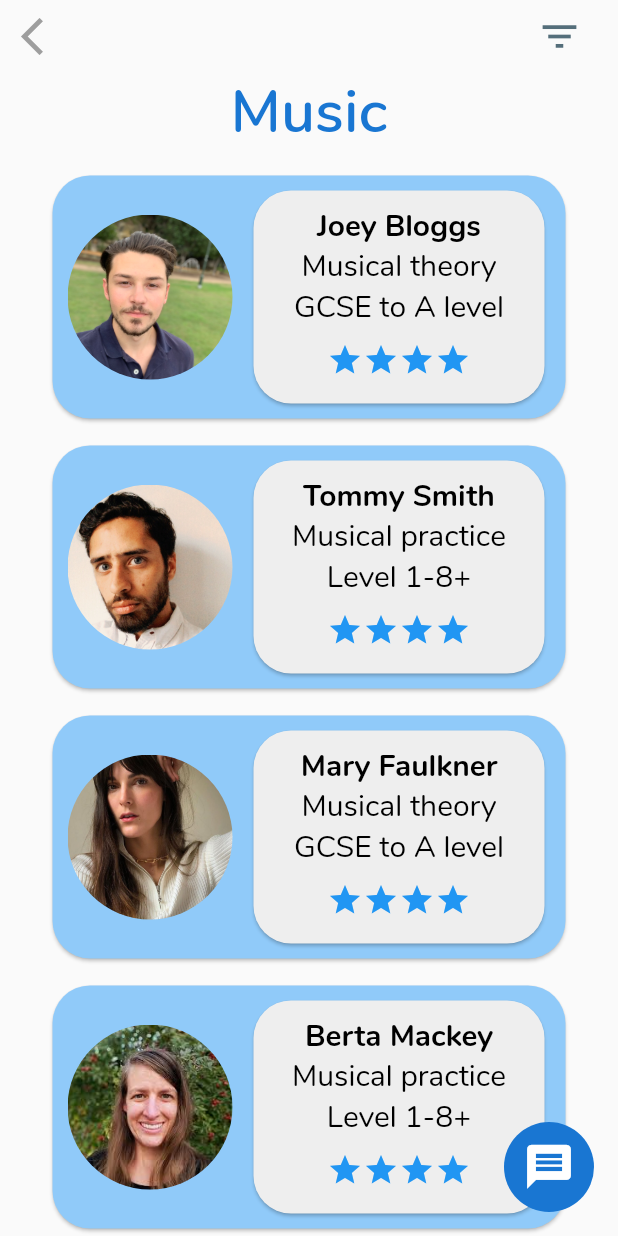
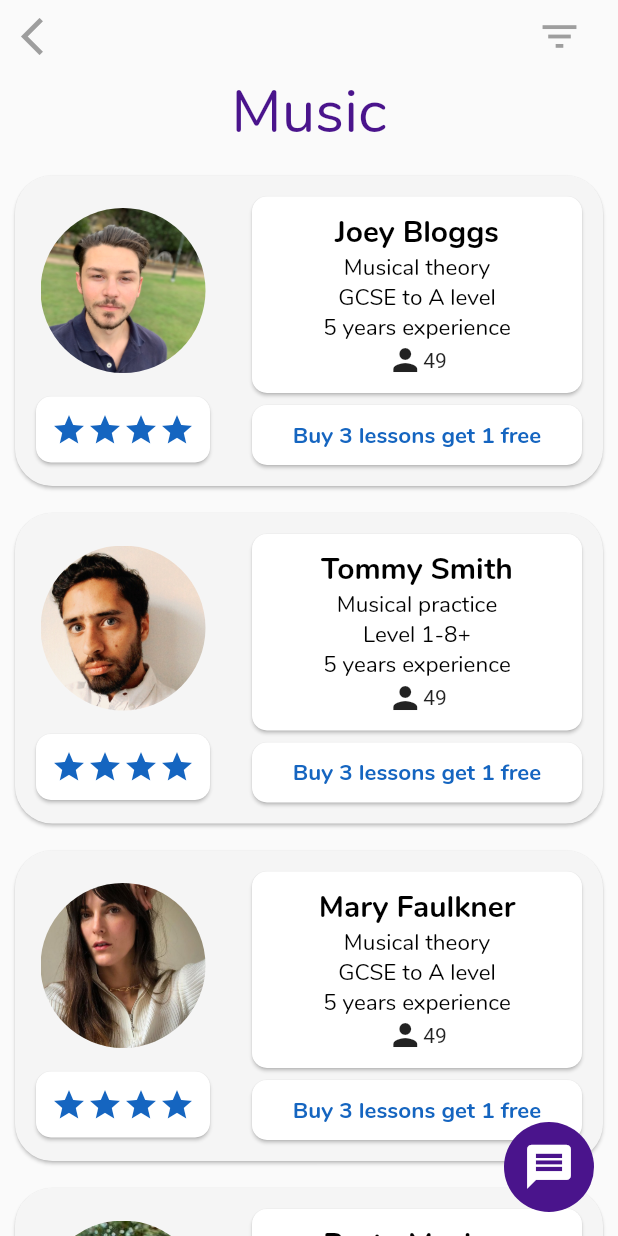
Before and after one commit to aj2109/Pocket-Pro, a Flutter app: the MyHomePage screen opened directly, after a tap on "Maths", on a phone screen of 412 x 824 dp. Run offline on Flutter 3.47's test engine with Material 2 defaults, Android fonts, the phone set to English and light mode, and no system bars.

Commit message:
UI improvements

```diff
--- a/pocket_pro/lib/category_widget.dart
+++ b/pocket_pro/lib/category_widget.dart
@@ -14,9 +14,6 @@ class CategoryWidget extends StatefulWidget {
 }
 
 class _CategoryWidgetState extends State<CategoryWidget> {
-  final _height = 250.0;
-  final _width = 175.0;
-
   @override
   Widget build(BuildContext context) {
     return GestureDetector(
--- a/pocket_pro/lib/home_page.dart
+++ b/pocket_pro/lib/home_page.dart
@@ -53,7 +53,7 @@ class _MyHomePageState extends State<MyHomePage> {
                         TextSpan(
                           text: "Adam!",
                           style: TextStyle(
-                            color: Colors.indigo[900],
+                            color: Colors.purple[900],
                             fontFamily: 'Nunito',
                           ),
                         )
@@ -100,13 +100,13 @@ class _MyHomePageState extends State<MyHomePage> {
                     Column(
                       children: <Widget>[
                         CategoryWidget(
-                          backgroundColor: Colors.orange[200],
+                          backgroundColor: Colors.blue[200],
                           image: AssetImage('images/avatar4.png'),
                           text: 'Maths',
                         ),
                         SizedBox(height: 10),
                         CategoryWidget(
-                          backgroundColor: Colors.teal[200],
+                          backgroundColor: Colors.blue[400],
                           image: AssetImage('images/avatar3.png'),
                           text: 'Languages',
                         )
@@ -115,13 +115,13 @@ class _MyHomePageState extends State<MyHomePage> {
                     Column(
                       children: <Widget>[
                         CategoryWidget(
-                          backgroundColor: Colors.indigo[200],
+                          backgroundColor: Colors.blue[200],
                           image: AssetImage('images/avatar2.png'),
                           text: 'Sciences',
                         ),
                         SizedBox(height: 10),
                         CategoryWidget(
-                          backgroundColor: Colors.purple[100],
+                          backgroundColor: Colors.blue[400],
                           image: AssetImage('images/avatar1.png'),
                           text: 'Music',
                         )
@@ -136,13 +136,13 @@ class _MyHomePageState extends State<MyHomePage> {
                     Column(
                       children: <Widget>[
                         CategoryWidget(
-                          backgroundColor: Colors.orange[200],
+                          backgroundColor: Colors.blue[600],
                           image: AssetImage('images/avatar4.png'),
                           text: 'English',
                         ),
                         SizedBox(height: 10),
                         CategoryWidget(
-                          backgroundColor: Colors.teal[200],
+                          backgroundColor: Colors.blue[800],
                           image: AssetImage('images/avatar3.png'),
                           text: 'Comp Sci',
                         )
@@ -151,13 +151,13 @@ class _MyHomePageState extends State<MyHomePage> {
                     Column(
                       children: <Widget>[
                         CategoryWidget(
-                          backgroundColor: Colors.indigo[200],
+                          backgroundColor: Colors.blue[600],
                           image: AssetImage('images/avatar2.png'),
                           text: 'Art',
                         ),
                         SizedBox(height: 10),
                         CategoryWidget(
-                          backgroundColor: Colors.green[100],
+                          backgroundColor: Colors.blue[800],
                           image: AssetImage('images/avatar1.png'),
                           text: 'Gaming',
                         )
--- a/pocket_pro/lib/messaging_button.dart
+++ b/pocket_pro/lib/messaging_button.dart
@@ -12,7 +12,7 @@ class _MessagingButtonState extends State<MessagingButton> {
       width: 60,
       height: 60,
       decoration:
-          BoxDecoration(color: Colors.blue[700], shape: BoxShape.circle),
+          BoxDecoration(color: Colors.purple[900], shape: BoxShape.circle),
       child: IconButton(
         color: Colors.blue[300],
         icon: Icon(Icons.message),
--- a/pocket_pro/lib/search_page.dart
+++ b/pocket_pro/lib/search_page.dart
@@ -1,3 +1,5 @@
+import 'dart:ui';
+
 import 'package:flutter/material.dart';
 import 'package:pocketpro/home_page.dart';
 import 'package:pocketpro/messaging_button.dart';
@@ -9,6 +11,9 @@ class SearchPage extends StatefulWidget {
 }
 
 class _SearchPageState extends State<SearchPage> {
+  bool _backPressed = false;
+  bool _filterPressed = false;
+
   @override
   Widget build(BuildContext context) {
     return Scaffold(
@@ -20,14 +25,20 @@ class _SearchPageState extends State<SearchPage> {
                 Row(
                   mainAxisAlignment: MainAxisAlignment.start,
                   children: <Widget>[
+//                    _filterPressed ?
                     SizedBox(width: 5),
                     IconButton(
-                      onPressed: () => Navigator.push(
-                        context,
-                        MaterialPageRoute(
-                          builder: (context) => MyHomePage(),
-                        ),
-                      ),
+                      onPressed: () {
+                        setState(() {
+                          _backPressed = !_backPressed;
+                        });
+                        Navigator.push(
+                          context,
+                          MaterialPageRoute(
+                            builder: (context) => MyHomePage(),
+                          ),
+                        );
+                      },
                       hoverColor: Colors.blueGrey[600],
                       focusColor: Colors.blueGrey[600],
                       disabledColor: Colors.blueGrey[600],
@@ -35,16 +46,21 @@ class _SearchPageState extends State<SearchPage> {
                       splashColor: Colors.transparent,
                       icon: Icon(Icons.arrow_back_ios),
                       iconSize: 30,
-                      color: Colors.grey[500],
+                      color:
+                          _backPressed ? Colors.purple[900] : Colors.grey[500],
                     ),
                     Spacer(),
                     IconButton(
-                      hoverColor: Colors.blueGrey[600],
-                      focusColor: Colors.blueGrey[600],
-                      disabledColor: Colors.blueGrey[600],
+                      onPressed: () {
+                        setState(() {
+                          _filterPressed = !_filterPressed;
+                        });
+                      },
                       icon: Icon(Icons.filter_list),
                       iconSize: 30,
-                      color: Colors.grey[500],
+                      color: _filterPressed
+                          ? Colors.purple[900]
+                          : Colors.grey[500],
                     ),
                     SizedBox(width: 15),
                   ],
@@ -54,12 +70,12 @@ class _SearchPageState extends State<SearchPage> {
                   style: TextStyle(
                       fontSize: 40,
                       fontFamily: 'Nunito',
-                      fontWeight: FontWeight.w600,
-                      color: Colors.blue[700]),
+                      fontWeight: FontWeight.w500,
+                      color: Colors.purple[900]),
                 ),
                 SizedBox(height: 10),
                 SubCategoryListing(
-                  backgroundColor: Colors.blue[200],
+                  backgroundColor: Colors.white70,
                   image: AssetImage('images/selfie2.jpg'),
                   name: 'Joey Bloggs',
                   text: 'Musical theory',
@@ -69,7 +85,7 @@ class _SearchPageState extends State<SearchPage> {
                 ),
                 SizedBox(height: 10),
                 SubCategoryListing(
-                  backgroundColor: Colors.blue[200],
+                  backgroundColor: Colors.grey[300],
                   image: AssetImage('images/selfie3.jpeg'),
                   name: 'Tommy Smith',
                   text: 'Musical practice',
@@ -79,7 +95,7 @@ class _SearchPageState extends State<SearchPage> {
                 ),
                 SizedBox(height: 10),
                 SubCategoryListing(
-                  backgroundColor: Colors.blue[200],
+                  backgroundColor: Colors.grey[300],
                   image: AssetImage('images/selfie4.jpg'),
                   name: 'Mary Faulkner',
                   text: 'Musical theory',
@@ -89,7 +105,7 @@ class _SearchPageState extends State<SearchPage> {
                 ),
                 SizedBox(height: 10),
                 SubCategoryListing(
-                  backgroundColor: Colors.blue[200],
+                  backgroundColor: Colors.grey[300],
                   image: AssetImage('images/selfie5.jpeg'),
                   name: 'Berta Mackey',
                   text: 'Musical practice',
@@ -99,7 +115,7 @@ class _SearchPageState extends State<SearchPage> {
                 ),
                 SizedBox(height: 10),
                 SubCategoryListing(
-                  backgroundColor: Colors.blue[200],
+                  backgroundColor: Colors.grey[300],
                   image: AssetImage('images/selfie6.jpg'),
                   name: 'Mitch Wood',
                   text: 'Musical theory',
@@ -109,7 +125,7 @@ class _SearchPageState extends State<SearchPage> {
                 ),
                 SizedBox(height: 10),
                 SubCategoryListing(
-                  backgroundColor: Colors.blue[200],
+                  backgroundColor: Colors.grey[300],
                   image: AssetImage('images/selfie8.jpeg'),
                   name: 'Samuel Jessop',
                   text: 'Musical practice',
--- a/pocket_pro/lib/sub_category_Listing_widget.dart
+++ b/pocket_pro/lib/sub_category_Listing_widget.dart
@@ -35,29 +35,60 @@ class _SubCategoryListingWidgetState extends State<SubCategoryListing> {
             context, MaterialPageRoute(builder: (context) => TutorPage()));
       },
       child: Container(
-        width: 350,
-        height: 170,
+        width: 400,
+        height: 215,
         child: Card(
-          color: widget.backgroundColor,
+          color: Color.fromRGBO(245, 245, 245, 1),
           shape:
               RoundedRectangleBorder(borderRadius: BorderRadius.circular(25)),
           child: Row(
             children: <Widget>[
               Padding(
-                padding: const EdgeInsets.fromLTRB(10, 0, 10, 0),
-                child: CircleAvatar(
+                padding: const EdgeInsets.fromLTRB(10, 10, 10, 0),
+                child: Column(
+                  mainAxisAlignment: MainAxisAlignment.spaceEvenly,
+                  children: <Widget>[
+                    CircleAvatar(
                       backgroundImage: widget.image,
                       backgroundColor: Colors.transparent,
                       radius: 55,
                     ),
+                    Card(
+                      color: Colors.white,
+                      shape: RoundedRectangleBorder(
+                          borderRadius: BorderRadius.circular(10)),
+                      child: Padding(
+                        padding: const EdgeInsets.all(10.0),
+                        child: Column(
+                          children: <Widget>[
+                            Row(
+                              mainAxisAlignment: MainAxisAlignment.center,
+                              children: <Widget>[
+                                Icon(Icons.star, color: Colors.blue[800]),
+                                Icon(Icons.star, color: Colors.blue[800]),
+                                Icon(Icons.star, color: Colors.blue[800]),
+                                Icon(Icons.star, color: Colors.blue[800]),
+                              ],
+                            ),
+                          ],
+                        ),
+                      ),
+                    )
+                  ],
+                ),
               ),
               Expanded(
-                child: Container(
-                  height: 150,
-                  child: Card(
-                    color: Colors.grey[200],
+                child: Padding(
+                  padding: const EdgeInsets.fromLTRB(10, 0, 10, 10),
+                  child: Column(
+                    mainAxisAlignment: MainAxisAlignment.spaceBetween,
+                    crossAxisAlignment: CrossAxisAlignment.stretch,
+                    children: <Widget>[
+                      SizedBox(height: 10),
+                      Card(
+                        color: Colors.white,
                         shape: RoundedRectangleBorder(
-                        borderRadius: BorderRadius.circular(25)),
+                            borderRadius: BorderRadius.circular(10)),
                         child: Padding(
                           padding: const EdgeInsets.all(10.0),
                           child: Column(
@@ -74,35 +105,56 @@ class _SubCategoryListingWidgetState extends State<SubCategoryListing> {
                                 widget.text,
                                 style: TextStyle(
                                     color: widget.textColor,
-                                fontSize: 20,
+                                    fontSize: 15,
                                     fontFamily: 'Nunito'),
                               ),
                               Text(
                                 widget.range,
                                 style: TextStyle(
                                     color: widget.textColor,
-                                fontSize: 20,
+                                    fontSize: 15,
                                     fontFamily: 'Nunito'),
                               ),
-                          SizedBox(
-                            height: 10,
+                              Text(
+                                '5 years experience',
+                                style: TextStyle(
+                                    color: widget.textColor,
+                                    fontSize: 15,
+                                    fontFamily: 'Nunito'),
                               ),
                               Row(
                                 mainAxisAlignment: MainAxisAlignment.center,
                                 children: <Widget>[
-                              Icon(Icons.star, color: Colors.blue),
-                              Icon(Icons.star, color: Colors.blue),
-                              Icon(Icons.star, color: Colors.blue),
-                              Icon(Icons.star, color: Colors.blue),
+                                  Icon(Icons.person),
+                                  Text('49'),
                                 ],
-                          )
+                              ),
                             ],
                           ),
                         ),
                       ),
+                      Card(
+                        color: Colors.white,
+                        shape: RoundedRectangleBorder(
+                            borderRadius: BorderRadius.circular(10)),
+                        child: Padding(
+                          padding: const EdgeInsets.all(10.0),
+                          child: Center(
+                            child: Text(
+                              'Buy 3 lessons get 1 free',
+                              style: TextStyle(
+                                  color: Colors.blue[800],
+                                  fontSize: 15,
+                                  fontFamily: 'Nunito',
+                                  fontWeight: FontWeight.w800),
                             ),
                           ),
-              SizedBox(width: 10),
+                        ),
+                      ),
+                    ],
+                  ),
+                ),
+              ),
             ],
           ),
         ),
--- a/pocket_pro/lib/tutor_page.dart
+++ b/pocket_pro/lib/tutor_page.dart
@@ -50,13 +50,13 @@ class _TutorPageState extends State<TutorPage> with TickerProviderStateMixin {
                         color: Colors.black,
                         fontSize: 30,
                         fontFamily: 'Nunito',
-                        fontWeight: FontWeight.w600,
+                        fontWeight: FontWeight.w500,
                       ),
                       children: <TextSpan>[
                         TextSpan(
                           text: "Joey Bloggs!",
                           style: TextStyle(
-                            color: Colors.indigo[900],
+                            color: Colors.purple[900],
                             fontFamily: 'Nunito',
                           ),
                         )
@@ -81,7 +81,7 @@ class _TutorPageState extends State<TutorPage> with TickerProviderStateMixin {
                 child: Card(
                   shape: RoundedRectangleBorder(
                       borderRadius: BorderRadius.circular(25)),
-                  color: Colors.grey[200],
+                  color: Colors.white,
                   child: Column(
                     children: <Widget>[
                       Text(
@@ -225,6 +225,10 @@ class _TutorPageState extends State<TutorPage> with TickerProviderStateMixin {
                       Container(
                         height: 100,
                         child: TabBar(
+                          indicator: UnderlineTabIndicator(
+                              borderSide: BorderSide(
+                                  width: 5.0, color: Colors.blue[500]),
+                              insets: EdgeInsets.symmetric(horizontal: 25.0)),
                           tabs: <Widget>[
                             Tab(
                               icon: Text(
```
Lines whose indentation alone changed are shown as unchanged.
